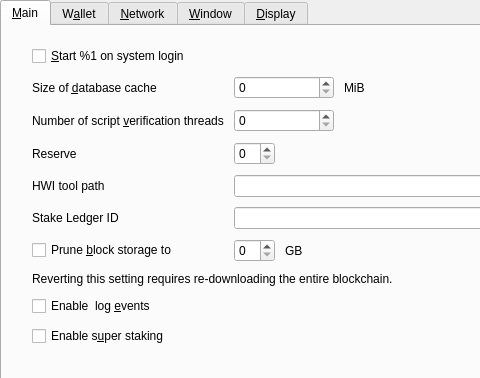
First picture: the form in src/qt/forms/optionsdialog.ui, repository qtumproject/qtum, before the edit; both pictures show x 0 to 480 and y 0 to 378 of the 832 by 587 pixel window.
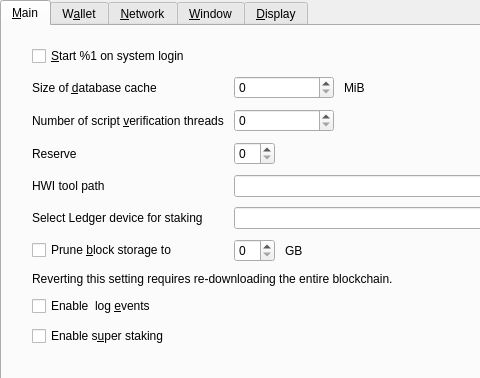
Second picture: the form after the edit. Custom widgets are drawn as their Qt base class.

Commit message: Change ledger id label

The edit to the form file:
```diff
--- a/src/qt/forms/optionsdialog.ui
+++ b/src/qt/forms/optionsdialog.ui
@@ -271,7 +271,7 @@
          <item row="4" column="0">
           <widget class="QLabel" name="stakeLedgerIdlabel">
            <property name="text">
-            <string>Stake Ledger ID</string>
+            <string>Select Ledger device for staking</string>
            </property>
           </widget>
          </item>
```
